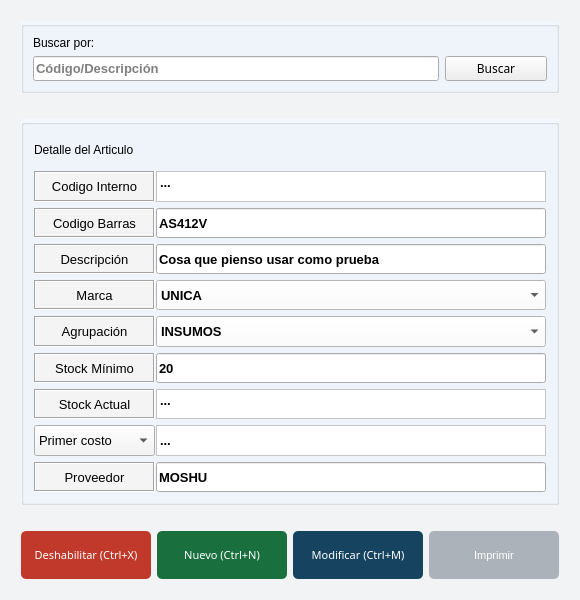
Above: Vistas/gui/detalles/articulo_detalle.ui from Lonaris/Corupel before the change. Below: the same form after it.
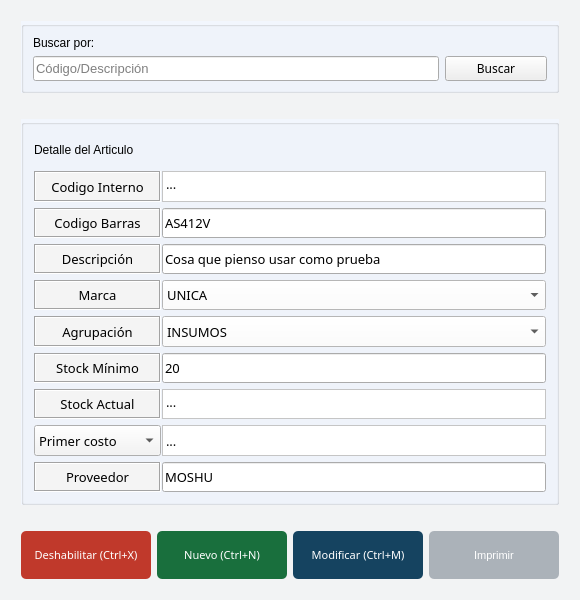
That is the form after the change. Icons and pictures are not drawn.

```diff
--- a/Vistas/gui/detalles/articulo_detalle.ui
+++ b/Vistas/gui/detalles/articulo_detalle.ui
@@ -1093,10 +1093,10 @@
           </property>
           <property name="font">
            <font>
-            <family>Microsoft Sans Serif</family>
+            <family>MS Shell Dlg 2</family>
             <pointsize>10</pointsize>
-            <weight>75</weight>
-            <bold>true</bold>
+            <weight>50</weight>
+            <bold>false</bold>
            </font>
           </property>
           <property name="mouseTracking">
@@ -1161,7 +1161,7 @@
       <widget class="QGroupBox" name="groupBox_detalleArticulo">
        <property name="font">
         <font>
-         <family>Microsoft Sans Serif</family>
+         <family>DokChampa</family>
          <pointsize>8</pointsize>
          <weight>50</weight>
          <bold>false</bold>
@@ -1207,7 +1207,7 @@
           </property>
           <property name="font">
            <font>
-            <family>Microsoft Sans Serif</family>
+            <family>DokChampa</family>
             <pointsize>10</pointsize>
             <weight>50</weight>
             <bold>false</bold>
@@ -1242,7 +1242,7 @@
           </property>
           <property name="font">
            <font>
-            <family>Microsoft Sans Serif</family>
+            <family>DokChampa</family>
             <pointsize>10</pointsize>
             <weight>50</weight>
             <bold>false</bold>
@@ -1276,10 +1276,10 @@
           </property>
           <property name="font">
            <font>
-            <family>Microsoft Sans Serif</family>
+            <family>DokChampa</family>
             <pointsize>10</pointsize>
-            <weight>75</weight>
-            <bold>true</bold>
+            <weight>50</weight>
+            <bold>false</bold>
            </font>
           </property>
           <property name="styleSheet">
@@ -1309,10 +1309,10 @@
           </property>
           <property name="font">
            <font>
-            <family>Microsoft Sans Serif</family>
+            <family>DokChampa</family>
             <pointsize>10</pointsize>
-            <weight>75</weight>
-            <bold>true</bold>
+            <weight>50</weight>
+            <bold>false</bold>
            </font>
           </property>
           <property name="styleSheet">
@@ -1341,10 +1341,10 @@
           </property>
           <property name="font">
            <font>
-            <family>Microsoft Sans Serif</family>
+            <family>DokChampa</family>
             <pointsize>10</pointsize>
-            <weight>75</weight>
-            <bold>true</bold>
+            <weight>50</weight>
+            <bold>false</bold>
            </font>
           </property>
           <property name="text">
@@ -1371,7 +1371,7 @@
           </property>
           <property name="font">
            <font>
-            <family>Microsoft Sans Serif</family>
+            <family>DokChampa</family>
             <pointsize>10</pointsize>
             <weight>50</weight>
             <bold>false</bold>
@@ -1406,10 +1406,10 @@
           </property>
           <property name="font">
            <font>
-            <family>Microsoft Sans Serif</family>
+            <family>DokChampa</family>
             <pointsize>10</pointsize>
-            <weight>75</weight>
-            <bold>true</bold>
+            <weight>50</weight>
+            <bold>false</bold>
            </font>
           </property>
           <property name="text">
@@ -1436,7 +1436,7 @@
           </property>
           <property name="font">
            <font>
-            <family>Microsoft Sans Serif</family>
+            <family>DokChampa</family>
             <pointsize>10</pointsize>
             <weight>50</weight>
             <bold>false</bold>
@@ -1474,10 +1474,10 @@
           </property>
           <property name="font">
            <font>
-            <family>Microsoft Sans Serif</family>
+            <family>DokChampa</family>
             <pointsize>10</pointsize>
-            <weight>75</weight>
-            <bold>true</bold>
+            <weight>50</weight>
+            <bold>false</bold>
            </font>
           </property>
           <property name="text">
@@ -1504,7 +1504,7 @@
           </property>
           <property name="font">
            <font>
-            <family>Microsoft Sans Serif</family>
+            <family>DokChampa</family>
             <pointsize>10</pointsize>
             <weight>50</weight>
             <bold>false</bold>
@@ -1539,10 +1539,10 @@
           </property>
           <property name="font">
            <font>
-            <family>Microsoft Sans Serif</family>
+            <family>DokChampa</family>
             <pointsize>10</pointsize>
-            <weight>75</weight>
-            <bold>true</bold>
+            <weight>50</weight>
+            <bold>false</bold>
            </font>
           </property>
           <property name="styleSheet">
@@ -1577,7 +1577,7 @@
           </property>
           <property name="font">
            <font>
-            <family>Microsoft Sans Serif</family>
+            <family>DokChampa</family>
             <pointsize>10</pointsize>
             <weight>50</weight>
             <bold>false</bold>
@@ -1615,10 +1615,10 @@
           </property>
           <property name="font">
            <font>
-            <family>Microsoft Sans Serif</family>
+            <family>DokChampa</family>
             <pointsize>10</pointsize>
-            <weight>75</weight>
-            <bold>true</bold>
+            <weight>50</weight>
+            <bold>false</bold>
            </font>
           </property>
           <property name="styleSheet">
@@ -1644,7 +1644,7 @@
           </property>
           <property name="font">
            <font>
-            <family>Microsoft Sans Serif</family>
+            <family>DokChampa</family>
             <pointsize>10</pointsize>
             <weight>50</weight>
             <bold>false</bold>
@@ -1679,10 +1679,10 @@
           </property>
           <property name="font">
            <font>
-            <family>Microsoft Sans Serif</family>
+            <family>DokChampa</family>
             <pointsize>10</pointsize>
-            <weight>75</weight>
-            <bold>true</bold>
+            <weight>50</weight>
+            <bold>false</bold>
            </font>
           </property>
           <property name="styleSheet">
@@ -1714,10 +1714,10 @@
           </property>
           <property name="font">
            <font>
-            <family>Microsoft Sans Serif</family>
+            <family>DokChampa</family>
             <pointsize>10</pointsize>
-            <weight>75</weight>
-            <bold>true</bold>
+            <weight>50</weight>
+            <bold>false</bold>
            </font>
           </property>
           <property name="text">
@@ -1744,7 +1744,7 @@
           </property>
           <property name="font">
            <font>
-            <family>Microsoft Sans Serif</family>
+            <family>DokChampa</family>
             <pointsize>10</pointsize>
             <weight>50</weight>
             <bold>false</bold>
@@ -1779,7 +1779,7 @@
           </property>
           <property name="font">
            <font>
-            <family>Microsoft Sans Serif</family>
+            <family>DokChampa</family>
             <pointsize>10</pointsize>
             <weight>50</weight>
             <bold>false</bold>
```
Left out of the diff: 2 changed lines with no effect on the pictures.
